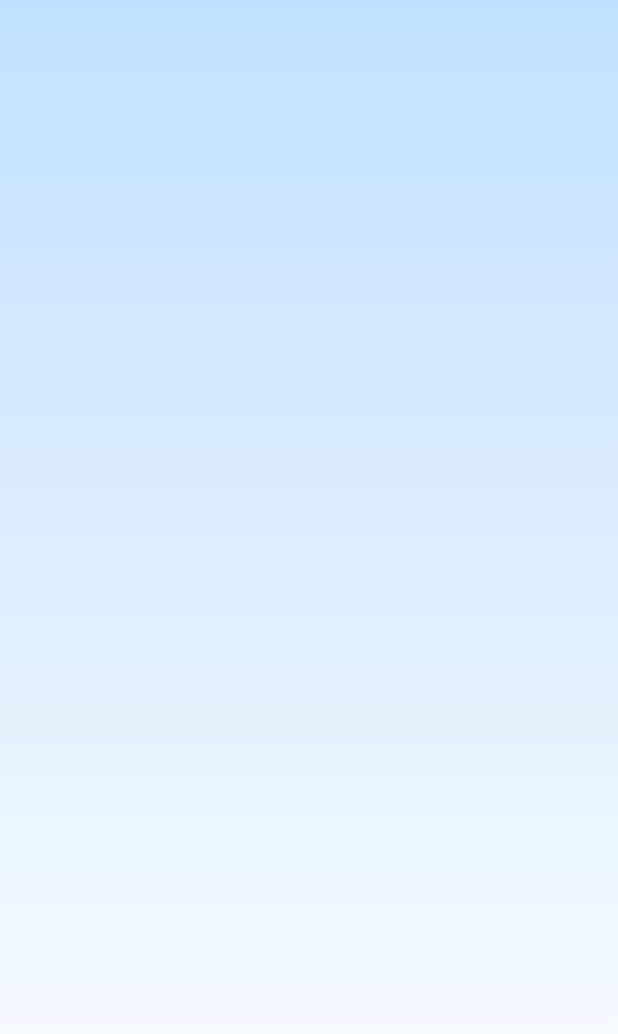
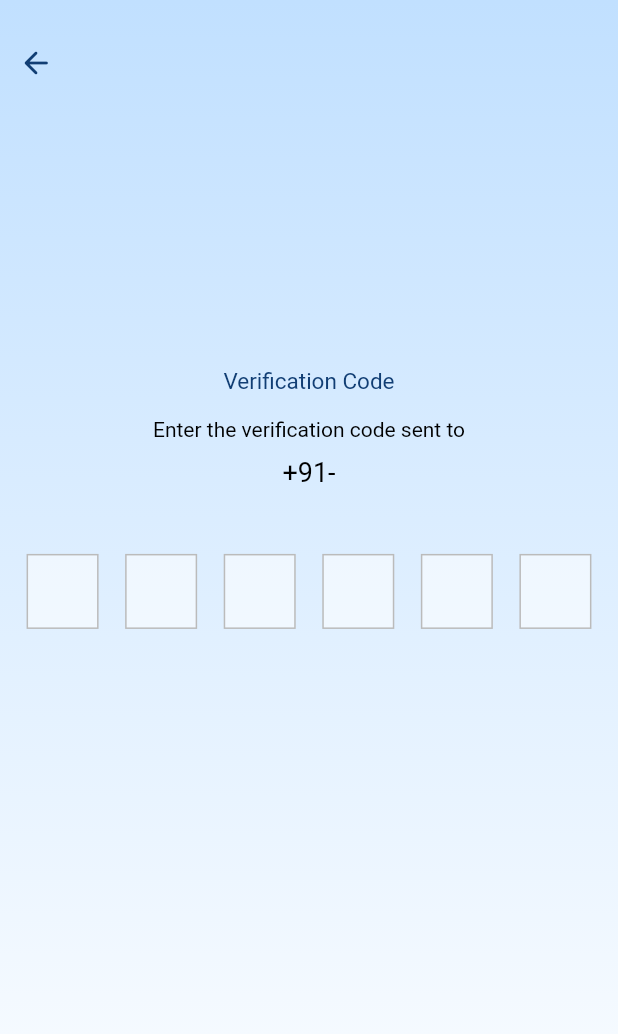
Before and after one commit to Intech-mobile-app/flutter-mobile-app, a Flutter app: the OtpAuthScreen screen opened directly, on a phone screen of 412 x 824 dp. Shown: the top 1034 px of the screen. Run offline on Flutter 3.47's test engine with Material 2 defaults, Android fonts, the phone set to English and light mode, and no system bars; our stand-ins replace pinput, shared_preferences, smooth_page_indicator; accounts and stored records are empty.

Commit message:
Pin-Put-Screen Added

```diff
--- a/fl_mobile_intech_frontend/lib/Kickoffs/Auth/otp.dart
+++ b/fl_mobile_intech_frontend/lib/Kickoffs/Auth/otp.dart
@@ -1,10 +1,9 @@
 import 'dart:ui';
 
 import 'package:fl_mobile_intech/Kickoffs/Auth/otp_request.dart';
+import 'package:fl_mobile_intech/Kickoffs/Auth/request_from_api.dart';
 import 'package:fl_mobile_intech/MyColors.dart';
 import 'package:flutter/material.dart';
-
-
 
 class OtpScreen extends StatefulWidget {
   @override
@@ -20,7 +19,10 @@ class _OtpScreenState extends State<OtpScreen> {
     OverlayEntry overlayEntry = OverlayEntry(
         builder: (context) => Container(
               child: BackdropFilter(
-            filter: ImageFilter.blur(sigmaX: 2,sigmaY: 2,),
+                filter: ImageFilter.blur(
+                  sigmaX: 2,
+                  sigmaY: 2,
+                ),
                 child: Row(
                   mainAxisAlignment: MainAxisAlignment.center,
                   children: [
@@ -38,8 +40,7 @@ class _OtpScreenState extends State<OtpScreen> {
                               fontFamily: "Roboto",
                               fontWeight: FontWeight.w500),
                         ),
-                  SizedBox(
-                      height: 5.0),
+                        SizedBox(height: 5.0),
                         Text(
                           "phone number",
                           style: TextStyle(
@@ -50,11 +51,11 @@ class _OtpScreenState extends State<OtpScreen> {
                               fontFamily: "Roboto",
                               fontWeight: FontWeight.w500),
                         ),
-                  SizedBox(
-                      height: 50.0),
+                        SizedBox(height: 50.0),
                         CircularProgressIndicator(
                           backgroundColor: MyColors.CIRCULAR_INDICATOR,
-                    valueColor: AlwaysStoppedAnimation<Color>(Colors.black),
+                          valueColor:
+                              AlwaysStoppedAnimation<Color>(Colors.black),
                         ),
                       ],
                     ),
@@ -64,12 +65,13 @@ class _OtpScreenState extends State<OtpScreen> {
             ));
     overlayState.insert(overlayEntry);
 
-    await Future.delayed(Duration(seconds: 5));
+    await Future.delayed(Duration(seconds: 2));
     setState(() {
       len = false;
       _onpressed = () {};
       _controller.clear();
-      Navigator.of(context).push(MaterialPageRoute(builder: (context)=>OtpAuthScreen()));
+      Navigator.of(context)
+          .push(MaterialPageRoute(builder: (context) => OtpAuthScreen()));
     });
     overlayEntry.remove();
   }
@@ -99,6 +101,7 @@ class _OtpScreenState extends State<OtpScreen> {
     if (len) {
       _enabled = MyColors.BUTTON_ENABLED;
       _onpressed = () {
+        fetchAuth(_controller.text.toString());
         showOverlay(context);
       };
     }
@@ -179,8 +182,7 @@ class _OtpScreenState extends State<OtpScreen> {
                   style: ElevatedButton.styleFrom(
                       primary: _enabled,
                       shape: RoundedRectangleBorder(
-                          borderRadius:
-                              BorderRadius.all(Radius.circular(25)))),
+                          borderRadius: BorderRadius.all(Radius.circular(25)))),
                   child: Padding(
                     padding: const EdgeInsets.all(12.0),
                     child: Text(
@@ -203,8 +205,7 @@ class _OtpScreenState extends State<OtpScreen> {
                   MyColors.GRADIENT_BLUE,
                   MyColors.GRADIENT_WHITE
                 ],
-              tileMode: TileMode.clamp
-            ),
+                tileMode: TileMode.clamp),
           ),
         ));
   }
--- a/fl_mobile_intech_frontend/lib/Kickoffs/Auth/otp_request.dart
+++ b/fl_mobile_intech_frontend/lib/Kickoffs/Auth/otp_request.dart
@@ -1,5 +1,7 @@
 import 'package:fl_mobile_intech/MyColors.dart';
 import 'package:flutter/material.dart';
+import 'package:pinput/pin_put/pin_put.dart';
+import 'package:shared_preferences/shared_preferences.dart';
 
 class OtpAuthScreen extends StatefulWidget {
   @override
@@ -7,10 +9,76 @@ class OtpAuthScreen extends StatefulWidget {
 }
 
 class _OtpAuthScreenState extends State<OtpAuthScreen> {
+  SharedPreferences _prefs;
+  var _text;
+  @override
+  void initState() {
+    super.initState();
+    _getPref();
+  }
+
+  _getPref() async {
+    _prefs = await SharedPreferences.getInstance();
+    setState(() {
+      _text = _prefs.getString('phoneno').toString();
+    });
+  }
+
   @override
   Widget build(BuildContext context) {
+    var height = MediaQuery.of(context).size.height;
+    var width = MediaQuery.of(context).size.width;
+
     return Scaffold(
+      resizeToAvoidBottomInset: false,
       body: Container(
+        height: height,
+        width: width,
+        child: SafeArea(
+          child: Column(
+            children: [
+              SizedBox(height: height / 45.4),
+              Row(
+                mainAxisAlignment: MainAxisAlignment.start,
+                children: [
+                  IconButton(
+                    icon: Icon(Icons.arrow_back_rounded,
+                        color: MyColors.TEXT_COLOR),
+                    onPressed: () {},
+                  ),
+                ],
+              ),
+              SizedBox(height: height / 4.6),
+              Text(
+                "Verification Code",
+                style: TextStyle(
+                    fontSize: 15,
+                    fontWeight: FontWeight.w500,
+                    color: MyColors.TEXT_COLOR),
+              ),
+              SizedBox(
+                height: 15.0,
+              ),
+              Text(
+                "Enter the verification code sent to",
+                style: TextStyle(
+                    fontSize: 14,
+                    fontWeight: FontWeight.w400,
+                    color: MyColors.BLACK_TEXT),
+              ),
+              SizedBox(height: 10.0,),
+              Text(
+                "+91-" + _text,
+                style: TextStyle(
+                    fontSize: 18,
+                    fontWeight: FontWeight.w400,
+                    color: MyColors.BLACK_TEXT),
+              ),
+              SizedBox(height: 40.0,),
+              OtpBox(),
+            ],
+          ),
+        ),
         decoration: BoxDecoration(
             gradient: LinearGradient(
                 begin: Alignment.topCenter,
@@ -21,3 +89,41 @@ class _OtpAuthScreenState extends State<OtpAuthScreen> {
     );
   }
 }
+
+class OtpBox extends StatefulWidget {
+  @override
+  _OtpBoxState createState() => _OtpBoxState();
+}
+
+class _OtpBoxState extends State<OtpBox> {
+  final _pinPutController = TextEditingController();
+  final _pinPutFocusNode = FocusNode();
+  final BoxDecoration pinPutDecoration = BoxDecoration(
+    color: Colors.white54,
+    border: Border.all(color: MyColors.OTP_BOX_INSIDE),
+  );
+  @override
+  Widget build(BuildContext context) {
+    return PinPut(
+      eachFieldWidth: 48.0,
+      fieldsAlignment: MainAxisAlignment.spaceEvenly,
+      keyboardType: TextInputType.number,
+      fieldsCount: 6,
+      eachFieldHeight: 50.0,
+      withCursor: true,
+      focusNode: _pinPutFocusNode,
+      controller: _pinPutController,
+      submittedFieldDecoration: pinPutDecoration.copyWith(
+        border: Border.all(
+          color: MyColors.OTP_BOX_OUTLINE
+        )
+      ),
+      selectedFieldDecoration: pinPutDecoration,
+      followingFieldDecoration: pinPutDecoration.copyWith(
+        border: Border.all(
+          color: MyColors.OTP_BOX_INSIDE
+        ),
+      ),
+    );
+  }
+}
--- /dev/null
+++ b/fl_mobile_intech_frontend/lib/Kickoffs/Auth/request_from_api.dart
@@ -0,0 +1,17 @@
+import 'package:http/http.dart' as http;
+import 'package:shared_preferences/shared_preferences.dart';
+
+void fetchAuth(String txt) async {
+  SharedPreferences _prefs = await SharedPreferences.getInstance();
+
+  var baseUrl = 'llokality-intech-xald7lspga-el.a.run.app';
+  var auth = '/api/v1.0/auth/phonenumber/91' + txt;
+  _prefs.setString('phoneno', txt);
+  print(auth);
+  final response = await http.get(Uri.https(baseUrl, auth));
+  if (response.statusCode == 200) {
+    print(response.body);
+  } else {
+    print("no" + response.statusCode.toString());
+  }
+}
--- a/fl_mobile_intech_frontend/lib/MyColors.dart
+++ b/fl_mobile_intech_frontend/lib/MyColors.dart
@@ -13,5 +13,8 @@ class MyColors {
   static const Color RADIO_BUTTON = Color(0xff2E9F76);
   static const Color TEXT_COLOR = Color(0xff113E74);
   static const Color CIRCULAR_INDICATOR = Color(0xffDADADA);
+  static const Color BLACK_TEXT = Color(0xff000000);
+  static const Color OTP_BOX_OUTLINE = Color(0xff4285F4);
+  static const Color OTP_BOX_INSIDE = Color(0xffBBBBBB);
 
 }
--- a/fl_mobile_intech_frontend/pubspec.yaml
+++ b/fl_mobile_intech_frontend/pubspec.yaml
@@ -26,6 +26,8 @@ dependencies:
   cupertino_icons: ^1.0.2
   shared_preferences: any
   smooth_page_indicator: ^0.2.3
+  http: ^0.13.1
+  pinput: ^1.2.0
 
 dev_dependencies:
   flutter_test:
```
Also changed, not shown: fl_mobile_intech_frontend/pubspec.lock, 1 other file. Lines whose indentation alone changed are shown as unchanged.
